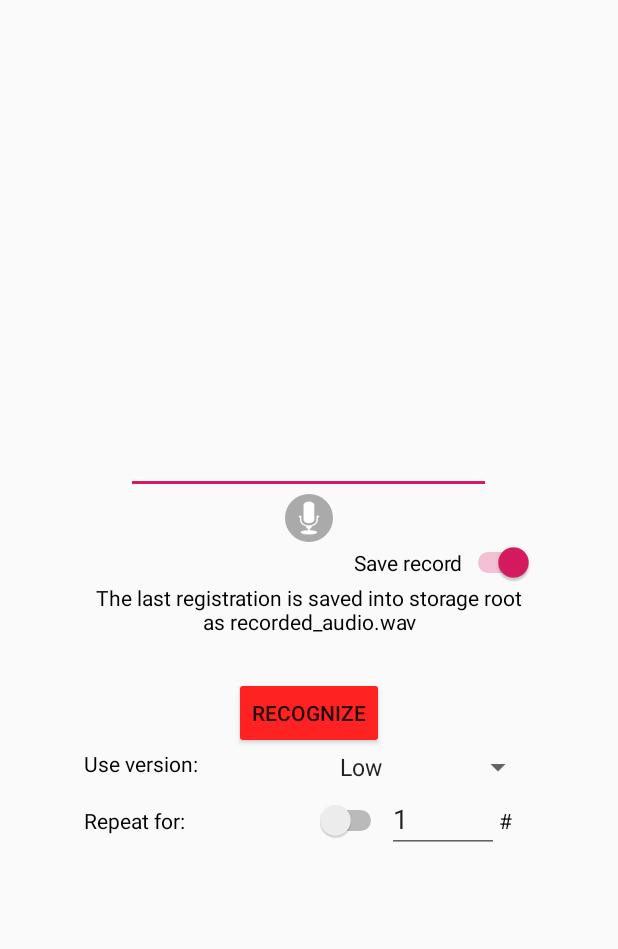
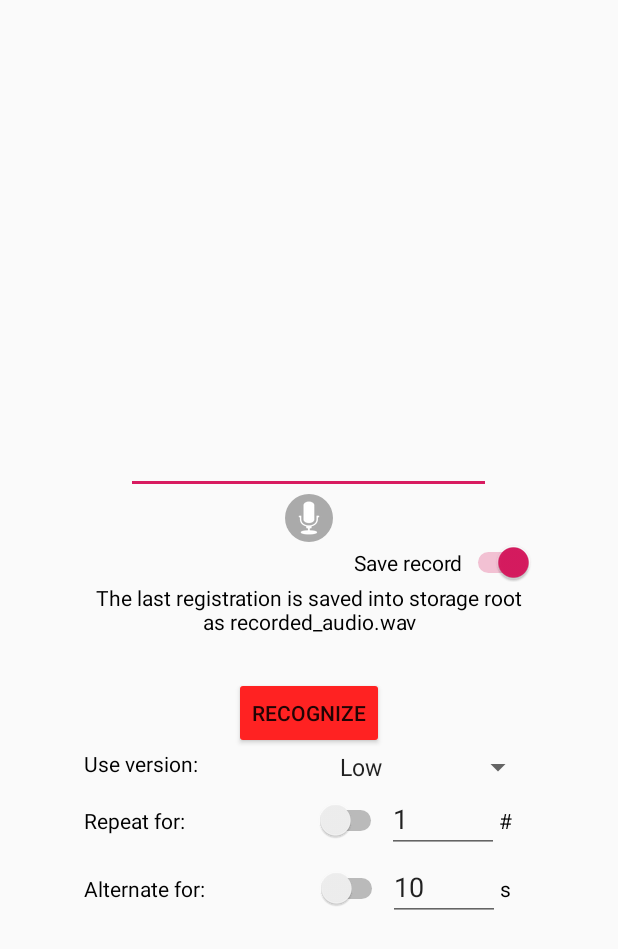
Before and after one commit to lore-masc/POWERTChannel_Thesis, an Android app: the screen it shows after launch (MainActivity), on a phone screen of 412 x 824 dp. Shown: the top 949 px of the screen. Run offline under Robolectric (Android 15) with nearby library versions, the phone set to English and light mode, and no system bars; libraries missing offline, so code that uses them is left out: org.pytorch; pictures from the network do not load; 2 statements that could not run were skipped.

Commit message:
App alternate with timing

```diff
--- a/SpeechCommandApp/app/build.gradle
+++ b/SpeechCommandApp/app/build.gradle
@@ -27,8 +27,8 @@ dependencies {
     implementation fileTree(dir: 'libs', include: ['*.jar'])
     implementation 'androidx.appcompat:appcompat:1.1.0'
     implementation 'androidx.constraintlayout:constraintlayout:1.1.3'
-    implementation 'org.pytorch:pytorch_android:1.4.0-SNAPSHOT'
-    implementation 'org.pytorch:pytorch_android_torchvision:1.4.0-SNAPSHOT'
+    implementation 'org.pytorch:pytorch_android:1.5.0-SNAPSHOT'
+    implementation 'org.pytorch:pytorch_android_torchvision:1.5.0-SNAPSHOT'
     implementation 'commons-io:commons-io:2.4'
     testImplementation 'junit:junit:4.12'
     androidTestImplementation 'androidx.test.ext:junit:1.1.1'
--- a/SpeechCommandApp/app/src/main/java/com/powert/speechcommandapp/MainActivity.java
+++ b/SpeechCommandApp/app/src/main/java/com/powert/speechcommandapp/MainActivity.java
@@ -42,8 +42,8 @@ public class MainActivity extends AppCompatActivity {
     private static final String TAG = "MainActivity";
     private static final int REQUEST_PERMISSION_CODE = 1;
 
-    private static final String LOW_MODEL = "mobile_densenet_22_12.pt";
-    private static final String HIGH_MODEL = "mobile_densenet_250_24.pt";
+    private static final String LOW_MODEL = "mobile_resnet_18_quantized.pt";
+    private static final String HIGH_MODEL = "mobile_resnet_18.pt";
     private static final String LOG_TAG = MainActivity.class.getSimpleName();
     private static final String RECORD_FILE_PATH = Environment.getExternalStorageDirectory().getAbsolutePath() + "/recorded_audio.wav";
 
@@ -72,7 +72,7 @@ public class MainActivity extends AppCompatActivity {
         try {
             module_low = Module.load(assetFilePath(this, LOW_MODEL));
             Log.d(LOG_TAG, "Low model opens with success");
-        } catch (IOException e) {
+        } catch (Exception e) {
             String message = "Error reading assets during low model opening";
             Log.e(LOG_TAG, message, e);
             Toast.makeText(getApplicationContext(), message, Toast.LENGTH_SHORT).show();
@@ -82,7 +82,7 @@ public class MainActivity extends AppCompatActivity {
         try {
             module_high = Module.load(assetFilePath(this, HIGH_MODEL));
             Log.d(LOG_TAG, "High model opens with success");
-        } catch (IOException e) {
+        } catch (Exception e) {
             String message = "Error reading assets during high model opening";
             Log.e(LOG_TAG, message, e);
             Toast.makeText(getApplicationContext(), message, Toast.LENGTH_SHORT).show();
@@ -104,6 +104,14 @@ public class MainActivity extends AppCompatActivity {
                 != PackageManager.PERMISSION_GRANTED) {
             requestPermission();
         }
+    }
+
+    public void onAlternateFor(View view) {
+        boolean checked = ((Switch) findViewById(R.id.switch4)).isChecked();
+        if (checked)
+            findViewById(R.id.spinner).setEnabled(false);
+        else
+            findViewById(R.id.spinner).setEnabled(true);
     }
 
     public void onSaveCheck(View view) {
@@ -177,8 +185,9 @@ public class MainActivity extends AppCompatActivity {
 
         Random random = new Random();
         long selected_id;
-        Module selected_module;
+        Module selected_module = null;
         Switch switch3 = findViewById(R.id.switch3);
+        Switch switch4 = findViewById(R.id.switch4);
 
         try {
             double[] buffer = this.wavTransform.wavToDoubleArray(0,16000);
@@ -207,11 +216,26 @@ public class MainActivity extends AppCompatActivity {
             selected_id = spinner.getSelectedItemId();
 
             int times;
+            long timer, start_time, end_time;
             if (switch3.isChecked())
                 times = Integer.parseInt(String.valueOf(((EditText) findViewById(R.id.editText2)).getText()));
             else
                 times = 1;
 
+            if (switch4.isChecked())
+                for (int i = 0; i < times; i++) {
+                    timer = Integer.parseInt(String.valueOf(((EditText) findViewById(R.id.editText3)).getText())) * 1000;
+                    selected_module = (i % 2 == 0) ? this.module_low: this.module_high;
+                    while (timer >= 0) {
+                        start_time = System.currentTimeMillis();
+                        outputTensor = selected_module.forward(IValue.from(inputTensor)).toTensor();
+                        end_time = System.currentTimeMillis();
+
+                        timer -= (int) (end_time - start_time);
+                        //Log.d(LOG_TAG, "Iteration: " + i + " - Residual time: " + timer + " - Version: " + ((i % 2 == 0) ? "Low" : "High"));
+                    }
+                }
+            else
                 for (int i = 0; i < times; i++) {
                     long module_idx;
                     if (selected_id == 2)
@@ -220,7 +244,7 @@ public class MainActivity extends AppCompatActivity {
                         module_idx = selected_id;
 
                     selected_module = (module_idx == 1) ? this.module_high : this.module_low;
-                Log.d(LOG_TAG, "time #" + times + " => " + module_idx);
+                    // Log.d(LOG_TAG, "time #" + times + " => " + module_idx);
                     outputTensor = selected_module.forward(IValue.from(inputTensor)).toTensor();
                 }
 
--- a/SpeechCommandApp/app/src/main/res/layout/activity_main.xml
+++ b/SpeechCommandApp/app/src/main/res/layout/activity_main.xml
@@ -23,7 +23,7 @@
     <LinearLayout
         android:id="@+id/linearLayout2"
         android:layout_width="300dp"
-        android:layout_height="500dp"
+        android:layout_height="600dp"
         android:gravity="center"
         android:orientation="vertical"
         app:layout_constraintBottom_toBottomOf="parent"
@@ -134,12 +134,44 @@
                 android:textColor="@color/black" />
         </LinearLayout>
 
+        <LinearLayout
+            android:layout_width="match_parent"
+            android:layout_height="wrap_content"
+            android:orientation="horizontal">
+
+            <Switch
+                android:id="@+id/switch4"
+                android:layout_width="188dp"
+                android:layout_height="wrap_content"
+                android:layout_weight="1"
+                android:checked="false"
+                android:onClick="onAlternateFor"
+                android:text="@string/alternate" />
+
+            <EditText
+                android:id="@+id/editText3"
+                android:layout_width="60dp"
+                android:layout_height="wrap_content"
+                android:layout_weight="1"
+                android:ems="10"
+                android:hint="@string/duration"
+                android:inputType="number"
+                android:text="@string/ten" />
+
+            <TextView
+                android:id="@+id/textView4"
+                android:layout_width="wrap_content"
+                android:layout_height="wrap_content"
+                android:layout_weight="1"
+                android:text="@string/seconds"
+                android:textColor="@color/black" />
+        </LinearLayout>
+
         <ProgressBar
             android:id="@+id/progressBar"
             style="?android:attr/progressBarStyle"
             android:layout_width="wrap_content"
-            android:layout_height="match_parent"
-            android:layout_weight="1"
+            android:layout_height="wrap_content"
             android:visibility="invisible" />
 
     </LinearLayout>
--- a/SpeechCommandApp/app/src/main/res/values/strings.xml
+++ b/SpeechCommandApp/app/src/main/res/values/strings.xml
@@ -10,6 +10,9 @@
     <string name="message_store">The last registration is saved into storage root as recorded_audio.wav</string>
     <string name="duration">times</string>
     <string name="times">#</string>
+    <string name="seconds">s</string>
     <string name="one">1</string>
+    <string name="ten">10</string>
     <string name="repeat">Repeat for: </string>
+    <string name="alternate">Alternate for: </string>
 </resources>
```
Lines whose indentation alone changed are shown as unchanged.
